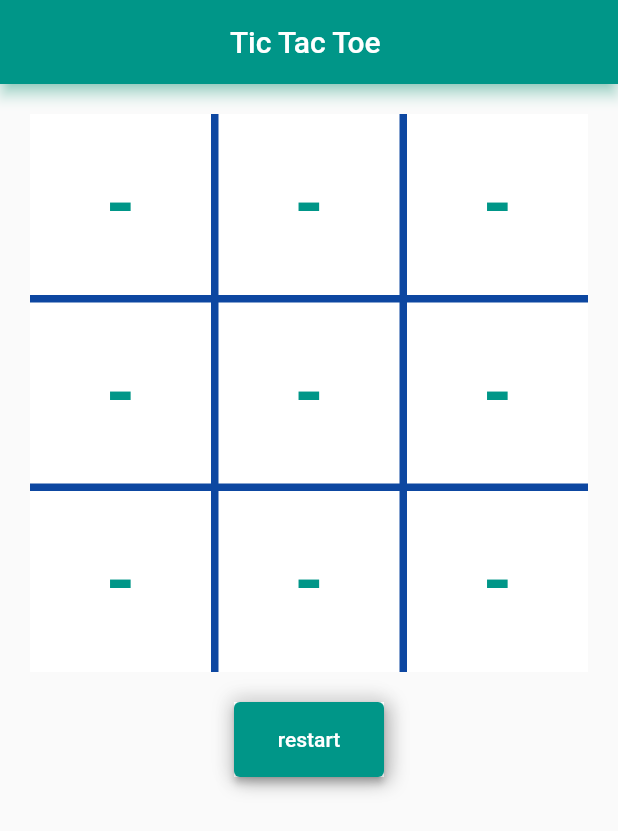
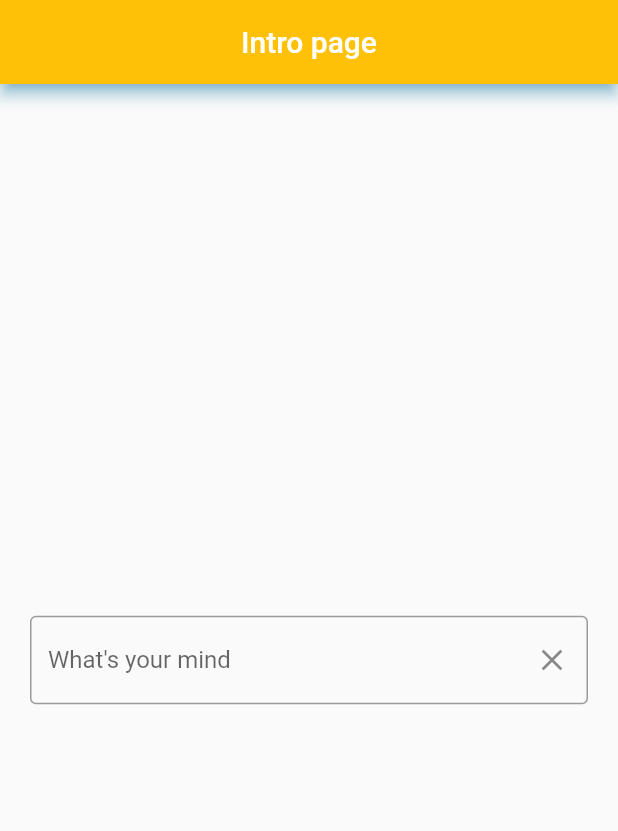
Before and after one commit to shubhamgitvns/Tic-Tac-Toe, a Flutter app: the screen it shows after launch, on a phone screen of 412 x 824 dp. Shown: the top 831 px of the screen. Run offline on Flutter 3.47's test engine with Material 2 defaults, Android fonts, the phone set to English and light mode, and no system bars.

Commit message:
Add input text in the app

```diff
--- a/lib/statefull.dart
+++ b/lib/statefull.dart
@@ -1,4 +1,46 @@
 import 'package:flutter/material.dart';
+
+class IntroForm extends StatefulWidget {
+  const IntroForm({super.key});
+
+  @override
+  State<IntroForm> createState() => _IntroFormState();
+}
+
+class _IntroFormState extends State<IntroForm> {
+  //use this controller to get what the user get
+  final _textcontroller=TextEditingController();
+  @override
+  Widget build(BuildContext context) {
+    return Center(
+      child: Padding(
+        padding: const EdgeInsets.all(20.0),
+        child: SizedBox(
+          width: 500,
+          //Text field icon
+          child: TextField(
+            controller: _textcontroller,
+            decoration: InputDecoration(
+              hintText: "What's your mind",
+              border: const OutlineInputBorder(),
+              suffixIcon: IconButton(
+                onPressed: (){
+                  _textcontroller.clear();// _text controller
+                },
+                //Cross Icon
+                icon: const Icon(Icons.clear),
+
+              )
+            ),
+          ),
+        )
+
+      ),
+    );
+  }
+}
+
+
 
 class MyHomePage extends StatefulWidget {
   const MyHomePage({super.key, required this.title});
@@ -12,25 +54,30 @@ class MyHomePage extends StatefulWidget {
 class _MyHomePageState extends State<MyHomePage> {
   var grid = ['-', '-', '-', '-', '-', '-', '-', '-', '-'];
   var winner = "";
-  var cuurenplayer = 'X';
+  var currentplayer = 'X';
+  var text="Winner";
 
-  void restart(){
+
+  void restart() {
     setState(() {
 
       grid = ['-', '-', '-', '-', '-', '-', '-', '-', '-'];
 
+    });
 
-    });
+
   }
 
   void cross(i) {
     setState(
       () {
         if (grid[i] == '-') {
-          grid[i] = cuurenplayer;
-          cuurenplayer = cuurenplayer == 'X' ? 'O' : 'X';
+          grid[i] = currentplayer;
+          currentplayer = currentplayer == 'X' ? 'O' : 'X';
         }
+
       },
+
     );
     FindWinner(grid[i]);
   }
@@ -53,6 +100,8 @@ class _MyHomePageState extends State<MyHomePage> {
         check(2, 4, 6, currentsign)) {
       setState(() {
         winner = currentsign;
+        restart();
+
       });
     }
   }
@@ -70,13 +119,12 @@ class _MyHomePageState extends State<MyHomePage> {
           children: [
             if (winner != "")
               Text(
-                "$winner won the game",
+                "$winner $text",
                 style: const TextStyle(
                     fontSize: 40,
                     fontWeight: FontWeight.bold,
                     color: Colors.green),
               ),
-
             Container(
               constraints: const BoxConstraints(
                 maxHeight: 400,
@@ -106,15 +154,17 @@ class _MyHomePageState extends State<MyHomePage> {
                     child: Center(
                         child: Text(
                       grid[index],
-                      style: const TextStyle(fontSize: 50,fontWeight: FontWeight.bold,color: Colors.teal),
+                      style: const TextStyle(
+                          fontSize: 50,
+                          fontWeight: FontWeight.bold,
+                          color: Colors.teal),
                     )),
                   ),
                 ),
               ),
             ),
             Container(
-              decoration:
-              BoxDecoration(color: Colors.white, boxShadow: [
+              decoration: BoxDecoration(color: Colors.white, boxShadow: [
                 BoxShadow(
                   color: Colors.grey.shade500,
                   offset: const Offset(2.0, 2.0),
@@ -132,10 +182,12 @@ class _MyHomePageState extends State<MyHomePage> {
                 height: 50,
                 width: 100,
                 child: ElevatedButton(
-                    onPressed: (){
-                  restart();
-                },
-                    child:const Text("restart",)),
+                    onPressed: () {
+                      restart();
+                    },
+                    child: const Text(
+                      "restart",
+                    )),
               ),
             )
           ],
--- a/lib/stateless.dart
+++ b/lib/stateless.dart
@@ -1,5 +1,28 @@
 import 'package:flutter/material.dart';
 import 'package:tiktoktoi/statefull.dart';
+
+
+
+class IntroPage extends StatelessWidget {
+  const IntroPage({super.key});
+
+  @override
+  Widget build(BuildContext context) {
+    return  MaterialApp(
+      debugShowCheckedModeBanner: false,
+      home: Scaffold(
+        appBar: AppBar(
+          title: Text("Intro page"),
+          centerTitle: true,
+          backgroundColor: Colors.amber,
+          shadowColor: Colors.lightBlueAccent,
+        ),
+        body: IntroForm(),
+      ),
+    );
+  }
+}
+
 
 class MyApp extends StatelessWidget {
   const MyApp({super.key});
```
Also changed, not shown: lib/main.dart (+8 -1 lines), 1 other file.
